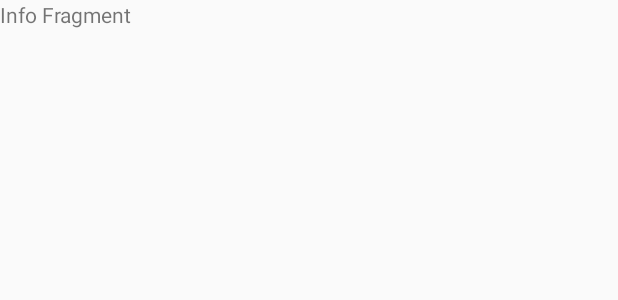
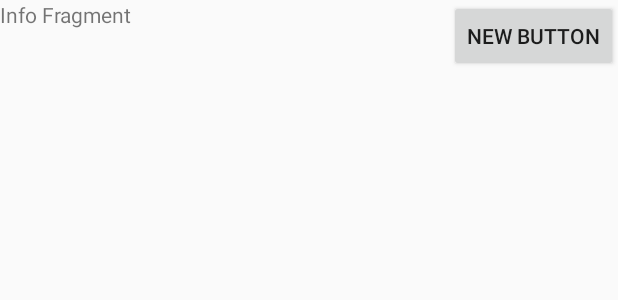
Before and after one commit to Wak91/polimi_projects, an Android app: the layout fragment_info.xml on its own in the app's theme, with its tools: preview values and no code run, on a phone screen of 412 x 824 dp. Shown: the top 300 px of the screen. Run offline under Robolectric (Android 15) with nearby library versions, the phone set to English and light mode, and no system bars.

Commit message:
add open new fragment for info dishes
Signed-off-by: Andrea Corna <andrea.corna.ac.91@gmail.com>

```diff
--- a/ExpoChef/app/src/main/res/layout/fragment_info.xml
+++ b/ExpoChef/app/src/main/res/layout/fragment_info.xml
@@ -1,10 +1,26 @@
 <FrameLayout xmlns:android="http://schemas.android.com/apk/res/android"
     xmlns:tools="http://schemas.android.com/tools" android:layout_width="match_parent"
-    android:layout_height="match_parent" tools:context="it.polimi.expogame.fragments.info.InfoFragment">
+    android:layout_height="match_parent" tools:context="it.polimi.expogame.fragments.info.InfoFragment"
+    android:id="@+id/info_fragment_layout">
 
     <!-- TODO: Update blank fragment layout -->
     <TextView android:layout_width="match_parent" android:layout_height="match_parent"
         android:text="Info Fragment"
         android:id="@+id/infoFragmentLabel" />
 
+    <ListView
+        android:layout_width="wrap_content"
+        android:layout_height="wrap_content"
+        android:id="@+id/listZones"
+        android:layout_gravity="left|center_vertical"
+        android:clickable="true"
+        android:nestedScrollingEnabled="true" />
+
+    <Button
+        android:layout_width="wrap_content"
+        android:layout_height="wrap_content"
+        android:text="New Button"
+        android:id="@+id/infoButton"
+        android:layout_gravity="right|top" />
+
 </FrameLayout>
--- /dev/null
+++ b/ExpoChef/app/src/main/res/layout/fragment_root.xml
@@ -0,0 +1,6 @@
+<FrameLayout xmlns:android="http://schemas.android.com/apk/res/android"
+    xmlns:tools="http://schemas.android.com/tools" android:layout_width="match_parent"
+    android:layout_height="match_parent" tools:context="it.polimi.expogame.support.RootFragment"
+    android:id="@+id/root_frame">
+
+</FrameLayout>
```
Also changed, not shown: ExpoChef/app/src/main/java/it/polimi/expogame/MainActivity.java (+8 -11 lines), ExpoChef/app/src/main/java/it/polimi/expogame/fragments/info/DetailsFragment.java (+19 -29 lines), ExpoChef/app/src/main/java/it/polimi/expogame/fragments/info/InfoFragment.java (+36 -2 lines), ExpoChef/app/src/main/java/it/polimi/expogame/support/RootFragment.java (added, +50 -0 lines).
